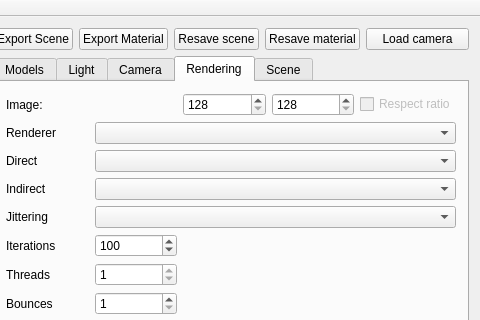
The window that RaySamplesGui/TracingGui/Sources/tracinggui.ui (caronnee/graphicsbasics) describes before a commit, drawn with Qt 5; both pictures show x 371 to 851 and y 0 to 320 of the 851 by 484 pixel window.
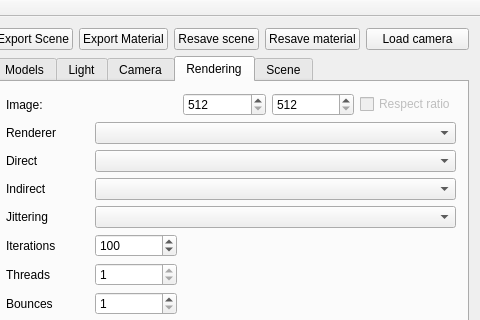
The same window after the commit. Custom widgets are drawn as their Qt base class.

Patch:
```diff
--- a/RaySamplesGui/TracingGui/Sources/tracinggui.ui
+++ b/RaySamplesGui/TracingGui/Sources/tracinggui.ui
@@ -841,7 +841,7 @@
         <item row="2" column="3">
          <widget class="QSpinBox" name="yDim">
           <property name="minimum">
-           <number>128</number>
+           <number>512</number>
           </property>
           <property name="maximum">
            <number>1024</number>
@@ -885,7 +885,7 @@
         <item row="2" column="2">
          <widget class="QSpinBox" name="xDim">
           <property name="minimum">
-           <number>128</number>
+           <number>512</number>
           </property>
           <property name="maximum">
            <number>1024</number>
```
